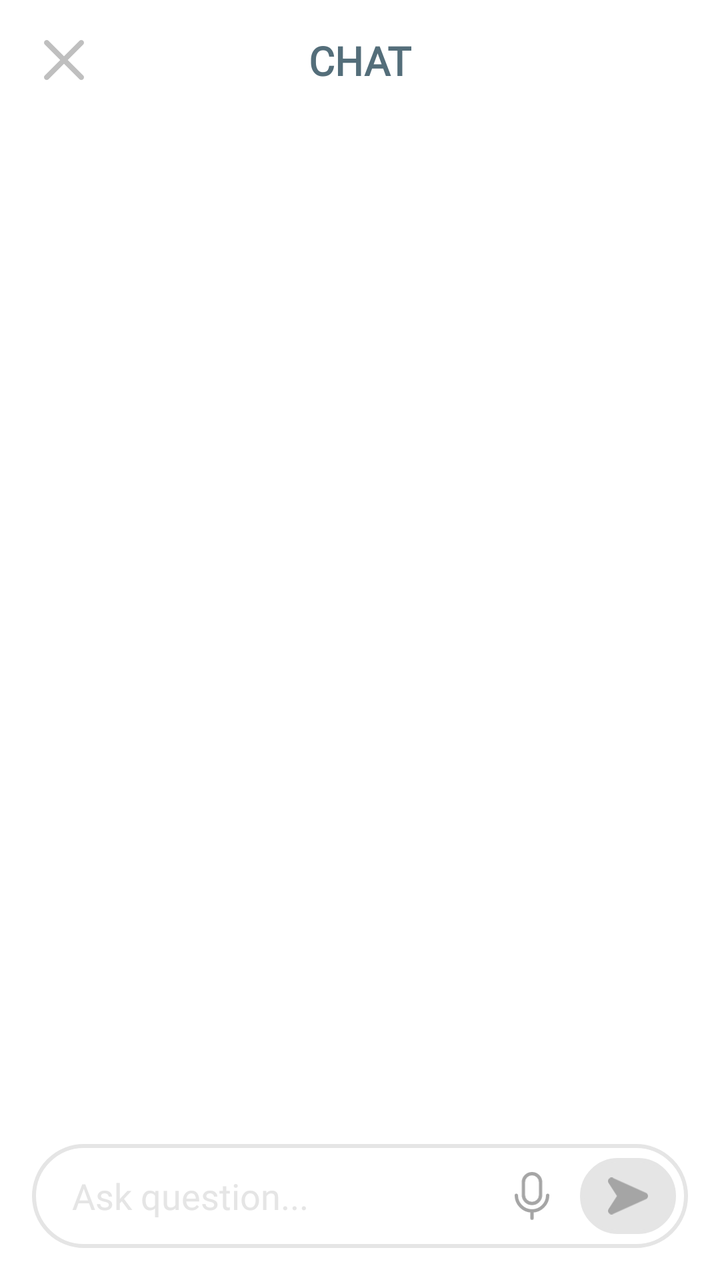
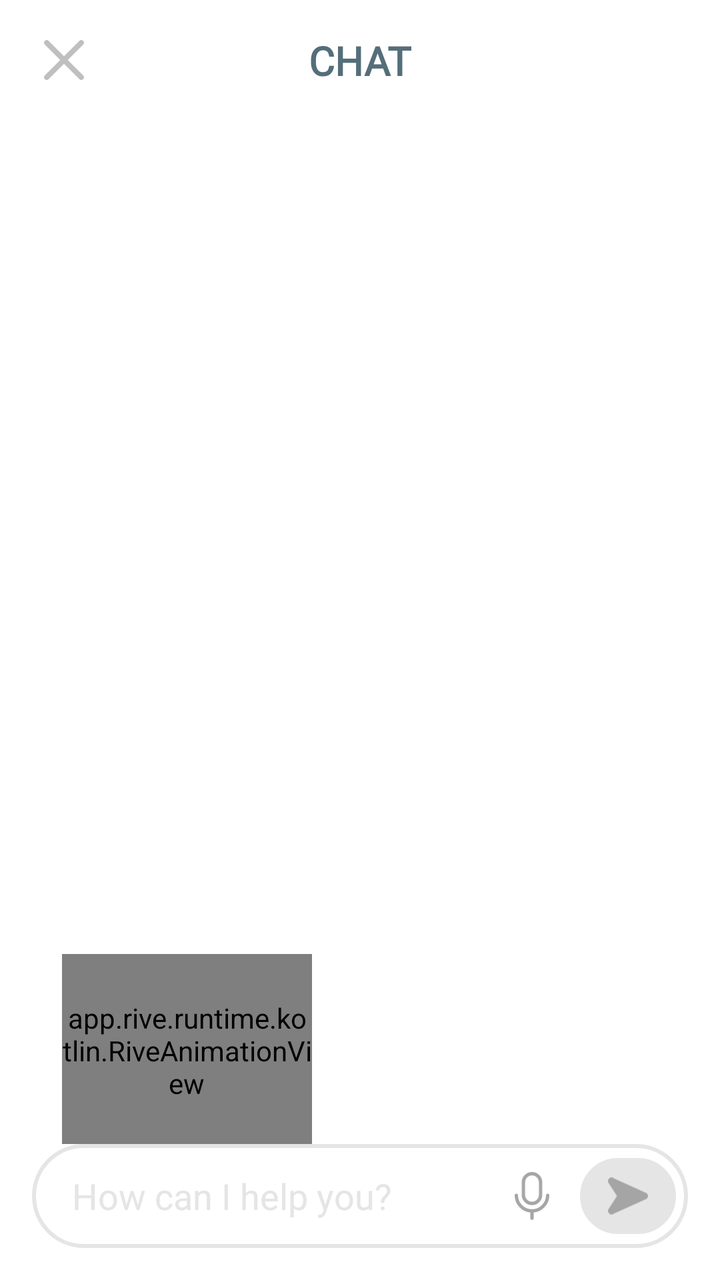

The first picture is an Android layout as it rendered before a commit; the second is the same layout after the commit. The layout source and the unified diff follow.
<!-- AndroidManifest.xml: application theme Theme.Tetragon -->
<!-- res/layout/activity_chat.xml -->
<?xml version="1.0" encoding="utf-8"?>
<androidx.constraintlayout.widget.ConstraintLayout xmlns:android="http://schemas.android.com/apk/res/android"
    xmlns:app="http://schemas.android.com/apk/res-auto"
    xmlns:tools="http://schemas.android.com/tools"
    android:id="@+id/main"
    android:layout_width="match_parent"
    android:layout_height="match_parent"
    android:background="#FFFFFF"
    android:fitsSystemWindows="true">

    <androidx.constraintlayout.widget.ConstraintLayout
        android:id="@+id/topBar"
        android:layout_width="match_parent"
        android:layout_height="60dp"
        app:layout_constraintTop_toTopOf="parent">

        <ImageView
            android:id="@+id/btnClose"
            android:layout_width="32dp"
            android:layout_height="32dp"
            android:layout_marginStart="16dp"
            android:padding="6dp"
            android:src="@drawable/exit_btn"
            app:layout_constraintBottom_toBottomOf="parent"
            app:layout_constraintStart_toStartOf="parent"
            app:layout_constraintTop_toTopOf="parent" />

        <TextView
            android:layout_width="wrap_content"
            android:layout_height="wrap_content"
            android:fontFamily="@font/inter_semibold"
            android:text="@string/chat"
            android:textColor="#546E7A"
            android:textSize="20sp"
            android:textStyle="bold"
            app:layout_constraintBottom_toBottomOf="parent"
            app:layout_constraintEnd_toEndOf="parent"
            app:layout_constraintStart_toStartOf="parent"
            app:layout_constraintTop_toTopOf="parent" />

        <TextView
            android:layout_width="wrap_content"
            android:layout_height="wrap_content"
            android:layout_marginEnd="16dp"
            android:fontFamily="@font/inter_semibold"
            android:text="History"
            android:textColor="#4FC3F7"
            android:textSize="16sp"
            android:visibility="gone"
            app:layout_constraintBottom_toBottomOf="parent"
            app:layout_constraintEnd_toEndOf="parent"
            app:layout_constraintTop_toTopOf="parent" />
    </androidx.constraintlayout.widget.ConstraintLayout>

    <androidx.recyclerview.widget.RecyclerView
        android:id="@+id/chatRecyclerView"
        android:layout_width="match_parent"
        android:layout_height="0dp"
        android:clipToPadding="false"
        android:padding="16dp"
        app:layout_constraintBottom_toTopOf="@+id/voiceWaveView"
        app:layout_constraintTop_toBottomOf="@id/topBar" />

    <View
        android:id="@+id/viewTopFade"
        android:layout_width="match_parent"
        android:layout_height="40dp"
        android:background="@drawable/fade_top"
        app:layout_constraintTop_toBottomOf="@id/topBar" />

    <View
        android:id="@+id/viewBottomFade"
        android:layout_width="match_parent"
        android:layout_height="40dp"
        android:background="@drawable/fade_bottom"
        app:layout_constraintBottom_toTopOf="@id/voiceWaveView" />

    
    <com.tetragon.app.aiChatBot.VoiceWaveView
        android:id="@+id/voiceWaveView"
        android:layout_width="match_parent"
        android:layout_height="56dp"
        android:layout_marginBottom="4dp"
        android:visibility="gone"
        app:layout_constraintBottom_toTopOf="@id/inputContainer"
        app:layout_constraintEnd_toEndOf="parent"
        app:layout_constraintStart_toStartOf="parent" />

    <androidx.constraintlayout.widget.ConstraintLayout
        android:id="@+id/inputContainer"
        android:layout_width="match_parent"
        android:layout_height="wrap_content"
        android:padding="16dp"
        app:layout_constraintBottom_toBottomOf="parent">

        <LinearLayout
            android:layout_width="match_parent"
            android:layout_height="52dp"
            android:background="@drawable/custom_background"
            android:gravity="center_vertical"
            android:orientation="horizontal"
            android:paddingStart="20dp"
            android:paddingEnd="6dp"
            app:layout_constraintBottom_toBottomOf="parent"
            app:layout_constraintEnd_toEndOf="parent"
            app:layout_constraintStart_toStartOf="parent">

            <EditText
                android:id="@+id/etQuestion"
                android:layout_width="0dp"
                android:layout_height="match_parent"
                android:layout_marginTop="2dp"
                android:layout_marginBottom="2dp"
                android:layout_weight="1"
                android:background="@null"
                android:fontFamily="@font/inter_medium"
                android:hint="@string/write_your_question"
                android:textColor="@color/text_color"
                android:textColorHint="#e5e5e5"
                android:textSize="18sp" />

            <ImageView
                android:id="@+id/btnMic"
                android:layout_width="48dp"
                android:layout_height="48dp"
                android:padding="12dp"
                android:src="@drawable/voice"
                app:tint="@color/gray_1" />

            <FrameLayout
                android:id="@+id/btnSend"
                android:layout_width="48dp"
                android:layout_height="38dp"
                android:background="@drawable/custom_background"
                android:backgroundTint="@color/gray_2">

                <ImageView
                    android:id="@+id/ivSendIcon"
                    android:layout_width="20dp"
                    android:layout_height="20dp"
                    android:layout_gravity="center"
                    android:src="@drawable/send"
                    app:tint="@color/gray_1" />
            </FrameLayout>
        </LinearLayout>
    </androidx.constraintlayout.widget.ConstraintLayout>

</androidx.constraintlayout.widget.ConstraintLayout>
<!-- resources referenced by this layout -->
<resources>
  <color name="gray_1">#A5A5A5</color>
  <color name="gray_2">#E5E5E5</color>
  <color name="text_color">#64748b</color>
  <!-- drawable custom_background (drawable) -->
  <?xml version="1.0" encoding="utf-8"?>
  <shape xmlns:android="http://schemas.android.com/apk/res/android"
      android:shape="rectangle">
      <solid android:color="#ffffff"/>
      <stroke android:color="#e5e5e5"
          android:width="2dp"/>
      <corners android:radius="40dp"/>
  </shape>
  <!-- drawable exit_btn (drawable) -->
  <vector xmlns:android="http://schemas.android.com/apk/res/android"
      android:width="25.41dp"
      android:height="25.4dp"
      android:viewportWidth="25.41"
      android:viewportHeight="25.4">
    <path
        android:pathData="M24.91,22.49c0.66,0.67 0.66,1.75 0,2.41s-1.75,0.66 -2.41,0l-9.79,-9.79L2.91,24.9c-0.66,0.66 -1.74,0.66 -2.41,0 -0.33,-0.33 -0.5,-0.76 -0.5,-1.2s0.17,-0.88 0.5,-1.21l9.8,-9.79L0.5,2.9C-0.16,2.24 -0.16,1.16 0.5,0.5c0.34,-0.33 0.77,-0.5 1.21,-0.5s0.87,0.17 1.2,0.5l9.8,9.79L22.5,0.5c0.66,-0.66 1.75,-0.66 2.41,0s0.66,1.74 0,2.4l-9.8,9.8 9.8,9.79Z"
        android:fillColor="#bfbfbf"/>
  </vector>
  <!-- drawable fade_bottom (drawable) -->
  <?xml version="1.0" encoding="utf-8"?>
  <shape xmlns:android="http://schemas.android.com/apk/res/android">
      <gradient
          android:angle="90"
          android:startColor="#FFFFFF"
          android:endColor="#00FFFFFF" />
  </shape>
  <!-- drawable fade_top (drawable) -->
  <?xml version="1.0" encoding="utf-8"?>
  <shape xmlns:android="http://schemas.android.com/apk/res/android">
      <gradient
          android:angle="270"
          android:startColor="#FFFFFF"
          android:endColor="#00FFFFFF" />
  </shape>
  <!-- drawable send (drawable) -->
  <vector xmlns:android="http://schemas.android.com/apk/res/android"
      android:width="258.55dp"
      android:height="237.68dp"
      android:viewportWidth="258.55"
      android:viewportHeight="237.68">
    <path
        android:pathData="M245.25,98.26L31.97,2.1C11.45,-7.15 -8.49,16.04 3.74,34.94l54.28,83.9L3.74,202.74c-12.23,18.9 7.71,42.09 28.23,32.84l213.28,-96.16c17.73,-7.99 17.73,-33.16 0,-41.16Z"
        android:fillColor="#fff"/>
  </vector>
  <!-- drawable voice (drawable) -->
  <vector xmlns:android="http://schemas.android.com/apk/res/android"
      android:width="217.85dp"
      android:height="302.11dp"
      android:viewportWidth="217.85"
      android:viewportHeight="302.11">
    <path
        android:pathData="M108.93,10.5L108.93,10.5A54,54 0,0 1,162.93 64.5L162.93,144.16A54,54 0,0 1,108.93 198.16L108.93,198.16A54,54 0,0 1,54.93 144.16L54.93,64.5A54,54 0,0 1,108.93 10.5z"
        android:strokeWidth="21"
        android:fillColor="#00000000"
        android:strokeColor="#11c7ff"/>
    <path
        android:pathData="M207.35,146.46c0,54.13 -44.29,98.43 -98.43,98.43h0c-54.13,0 -98.43,-44.29 -98.43,-98.43"
        android:strokeLineJoin="round"
        android:strokeWidth="21"
        android:fillColor="#00000000"
        android:strokeColor="#11c7ff"
        android:strokeLineCap="round"/>
    <path
        android:pathData="M108.93,244.88L108.93,291.61"
        android:strokeLineJoin="round"
        android:strokeWidth="21"
        android:fillColor="#00000000"
        android:strokeColor="#11c7ff"
        android:strokeLineCap="round"/>
  </vector>
  <string name="chat">CHAT</string>
  <string name="write_your_question">Ask question...</string>
  <style name="Theme.Tetragon" parent="Base.Theme.Tetragon" />
  <style name="Base.Theme.Tetragon" parent="Theme.Material3.DayNight.NoActionBar">
          <item name="android:statusBarColor">@color/white</item>
          <item name="android:navigationBarColor">@color/white</item>
          <item name="android:windowLightStatusBar">true</item>
  
          <item name="android:windowBackground">@color/white</item>
          <item name="android:colorBackground">@color/white</item>
  
          <item name="android:windowIsTranslucent">false</item>
      </style>
  <color name="white">#FFFFFFFF</color>
</resources>

<!-- the commit's change to res/layout/activity_chat.xml (unified diff, before → after) -->
@@ -57,8 +57,11 @@
         android:layout_width="match_parent"
         android:layout_height="0dp"
         android:clipToPadding="false"
-        android:padding="16dp"
-        app:layout_constraintBottom_toTopOf="@+id/voiceWaveView"
+        android:overScrollMode="never"
+        android:paddingLeft="16dp"
+        android:paddingRight="16dp"
+        android:paddingBottom="10dp"
+        app:layout_constraintBottom_toTopOf="@+id/animationBarRow"
         app:layout_constraintTop_toBottomOf="@id/topBar" />
 
     <View
@@ -73,24 +76,56 @@
         android:layout_width="match_parent"
         android:layout_height="40dp"
         android:background="@drawable/fade_bottom"
-        app:layout_constraintBottom_toTopOf="@id/voiceWaveView" />
+        app:layout_constraintBottom_toTopOf="@+id/animationBarRow" />
 
-    
-    <com.tetragon.app.aiChatBot.VoiceWaveView
-        android:id="@+id/voiceWaveView"
+    <androidx.constraintlayout.widget.ConstraintLayout
+        android:id="@+id/animationBarRow"
         android:layout_width="match_parent"
-        android:layout_height="56dp"
-        android:layout_marginBottom="4dp"
-        android:visibility="gone"
-        app:layout_constraintBottom_toTopOf="@id/inputContainer"
-        app:layout_constraintEnd_toEndOf="parent"
-        app:layout_constraintStart_toStartOf="parent" />
+        android:layout_height="95dp"
+        app:layout_constraintBottom_toTopOf="@id/inputContainer">
+
+        <FrameLayout
+            android:id="@+id/botAvatarContainer"
+            android:layout_width="125dp"
+            android:layout_height="105dp"
+            android:layout_marginBottom="-1dp"
+            android:layout_marginStart="31dp"
+            app:layout_constraintBottom_toBottomOf="parent"
+            app:layout_constraintStart_toStartOf="parent"
+            app:layout_constraintTop_toTopOf="parent">
+
+            <app.rive.runtime.kotlin.RiveAnimationView
+                android:id="@+id/main_mr_square_rive"
+                android:layout_width="match_parent"
+                android:layout_height="match_parent"
+                android:layout_gravity="bottom|start"
+                app:riveAutoPlay="true"
+                app:riveResource="@raw/mr_square_chat"
+                app:riveStateMachine="State Machine 1" />
+        </FrameLayout>
+
+        <com.tetragon.app.aiChatBot.VoiceWaveView
+            android:id="@+id/voiceWaveView"
+            android:layout_width="0dp"
+            android:layout_height="56dp"
+            android:layout_marginStart="150dp"
+            android:layout_marginEnd="48dp"
+            android:visibility="gone"
+            app:layout_constraintBottom_toBottomOf="parent"
+            app:layout_constraintEnd_toEndOf="parent"
+            app:layout_constraintStart_toStartOf="parent"
+            app:layout_constraintTop_toTopOf="parent"
+            tools:visibility="visible" />
+
+    </androidx.constraintlayout.widget.ConstraintLayout>
 
     <androidx.constraintlayout.widget.ConstraintLayout
         android:id="@+id/inputContainer"
         android:layout_width="match_parent"
         android:layout_height="wrap_content"
-        android:padding="16dp"
+        android:paddingBottom="16dp"
+        android:paddingLeft="16dp"
+        android:paddingRight="16dp"
         app:layout_constraintBottom_toBottomOf="parent">
 
         <LinearLayout
<!-- resource entries referenced after the edit -->
@@ -75,7 +75,7 @@
         android:strokeLineCap="round"/>
   </vector>
   <string name="chat">CHAT</string>
-  <string name="write_your_question">Ask question...</string>
+  <string name="write_your_question">How can I help you?</string>
   <style name="Theme.Tetragon" parent="Base.Theme.Tetragon" />
   <style name="Base.Theme.Tetragon" parent="Theme.Material3.DayNight.NoActionBar">
           <item name="android:statusBarColor">@color/white</item>
